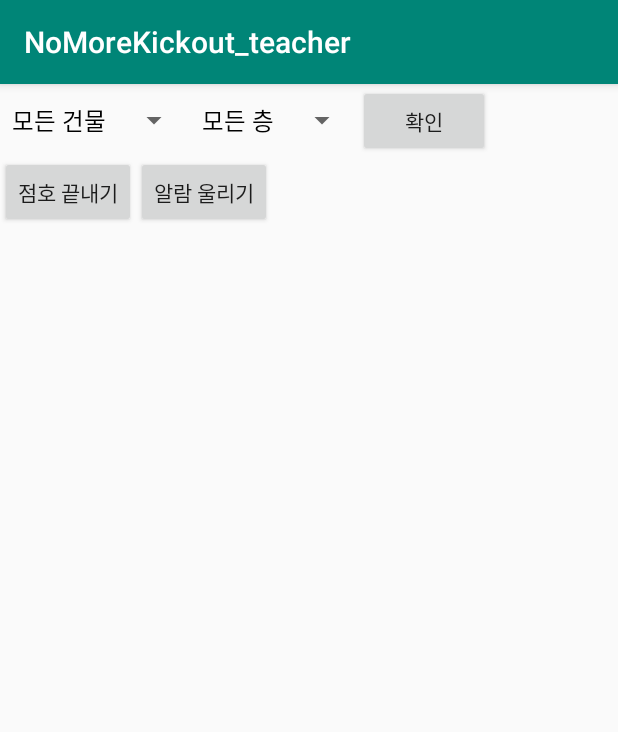
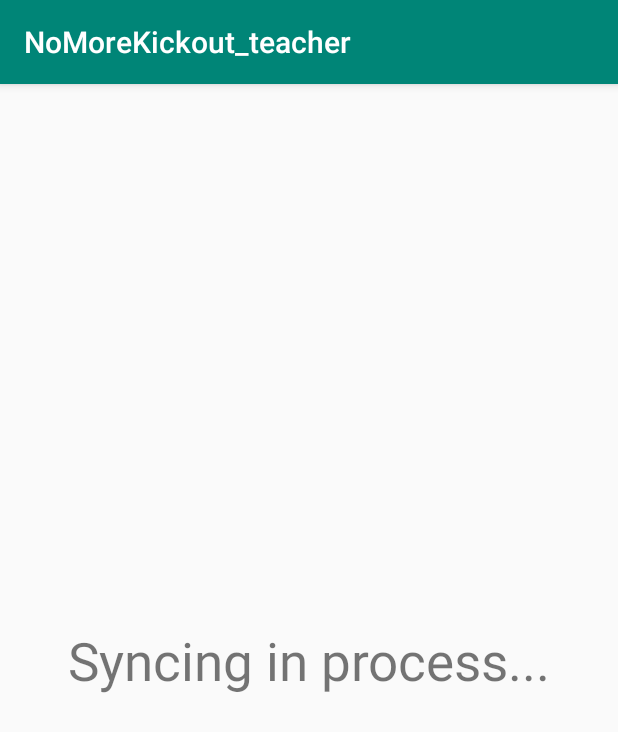
Before and after one commit to gs18113/NoMoreKickout_teacher, an Android app: the screen it shows after launch (CheckActivity before the commit, SyncActivity after it), after a tap on "아침 점호 시작", on a phone screen of 412 x 824 dp. Shown: the top 732 px of the screen. Run offline under Robolectric (Android 15) with nearby library versions, the phone set to English and light mode, and no system bars; 8 statements that could not run were skipped.

Commit message:
SyncActivity

```diff
--- a/app/src/main/java/com/example/nomorekickout_teacher/CheckActivity.java
+++ b/app/src/main/java/com/example/nomorekickout_teacher/CheckActivity.java
@@ -43,6 +43,8 @@ public class CheckActivity extends AppCompatActivity {
     protected void onCreate(Bundle savedInstanceState) {
         super.onCreate(savedInstanceState);
         setContentView(R.layout.activity_check);
+
+        startActivity(new Intent(this, SyncActivity.class));
 
         Intent intent = getIntent();
 
--- a/app/src/main/java/com/example/nomorekickout_teacher/RoomsActivity.java
+++ b/app/src/main/java/com/example/nomorekickout_teacher/RoomsActivity.java
@@ -22,6 +22,8 @@ public class RoomsActivity extends AppCompatActivity {
     protected void onCreate(Bundle savedInstanceState) {
         super.onCreate(savedInstanceState);
         setContentView(R.layout.activity_rooms);
+
+        startActivity(new Intent(this, SyncActivity.class));
 
         Intent intent = getIntent();
 
--- /dev/null
+++ b/app/src/main/java/com/example/nomorekickout_teacher/SyncActivity.java
@@ -0,0 +1,61 @@
+package com.example.nomorekickout_teacher;
+
+import androidx.appcompat.app.AppCompatActivity;
+
+import android.content.ContentValues;
+import android.os.Bundle;
+import android.util.Pair;
+
+import com.google.gson.Gson;
+
+import org.json.JSONArray;
+
+public class SyncActivity extends AppCompatActivity {
+
+    DormDBManager dormDBManager;
+
+    ServerManager serverManager = new ServerManager("http://34.84.59.141", new ServerManager.OnResult() {
+        @Override
+        public void handleResult(Pair<String, String> s) {
+            Gson gson = new Gson();
+            String json = s.second;
+
+            dormDBManager.db.execSQL("delete from dormInfo");
+
+            try {
+                JSONArray jsonArray = new JSONArray(json);
+                int index = 0;
+                while (index < jsonArray.length()) {
+                    Dorm dorm = gson.fromJson(jsonArray.get(index).toString(), Dorm.class);
+                    ContentValues contentValues = new ContentValues();
+                    contentValues.put("ID", dorm.ID);
+                    contentValues.put("building", dorm.building);
+                    contentValues.put("room", dorm.room);
+                    contentValues.put("members", dorm.members);
+                    contentValues.put("isawake", dorm.isawake);
+
+                    dormDBManager.db.insert("dormInfo", null, contentValues);
+                    index++;
+                }
+                finish();
+            } catch (Exception e) {
+
+            }
+        }
+    });
+
+    @Override
+    protected void onCreate(Bundle savedInstanceState) {
+        super.onCreate(savedInstanceState);
+        setContentView(R.layout.activity_sync);
+        dormDBManager = new DormDBManager(this);
+        serverManager.execute(
+                Pair.create("qtype", "getAllRooms")
+        );
+    }
+
+    @Override
+    public void onBackPressed() {
+
+    }
+}
--- /dev/null
+++ b/app/src/main/res/layout/activity_sync.xml
@@ -0,0 +1,19 @@
+<?xml version="1.0" encoding="utf-8"?>
+<androidx.constraintlayout.widget.ConstraintLayout xmlns:android="http://schemas.android.com/apk/res/android"
+    xmlns:app="http://schemas.android.com/apk/res-auto"
+    xmlns:tools="http://schemas.android.com/tools"
+    android:layout_width="match_parent"
+    android:layout_height="match_parent"
+    tools:context=".SyncActivity">
+
+    <TextView
+        android:layout_width="wrap_content"
+        android:layout_height="wrap_content"
+        android:text="Syncing in process..."
+        android:textSize="35sp"
+        app:layout_constraintBottom_toBottomOf="parent"
+        app:layout_constraintEnd_toEndOf="parent"
+        app:layout_constraintStart_toStartOf="parent"
+        app:layout_constraintTop_toTopOf="parent" />
+
+</androidx.constraintlayout.widget.ConstraintLayout>
```
Also changed, not shown: app/src/main/AndroidManifest.xml (+4 -3 lines), app/src/main/java/com/example/nomorekickout_teacher/Dorm.java (added, +46 -0 lines), app/src/main/java/com/example/nomorekickout_teacher/DormDBManager.java (+7 -0 lines).
